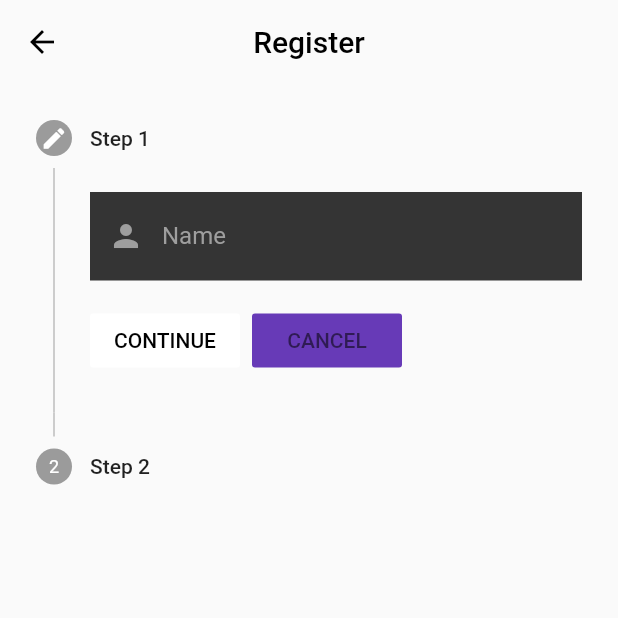
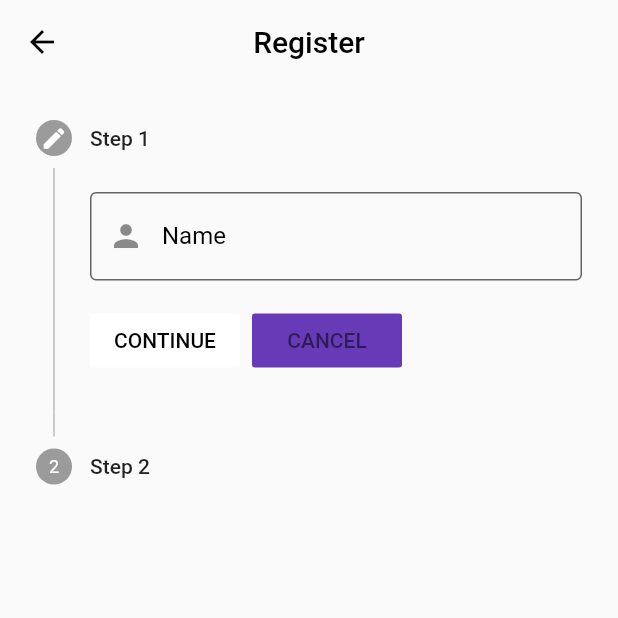
Before and after one commit to JosephLteif/QAProjectFrontEnd, a Flutter app: the SignIn screen opened directly, after a tap on "Login", after a tap on "Sign Up", on a phone screen of 412 x 824 dp, the top half of it. Run offline on Flutter 3.47's test engine with Material 2 defaults, Android fonts, the phone set to English and light mode, and no system bars; our stand-ins replace dio, faker, flutter_signin_button, fluttertoast, shared_preferences; accounts and stored records are empty.

Commit message:
Fixed text fields theme

```diff
--- a/lib/utils/settings_prefs.dart
+++ b/lib/utils/settings_prefs.dart
@@ -6,6 +6,14 @@ import 'material_color.dart';
 class SettingsNotifier extends ChangeNotifier {
   bool isDarkMode = false;
   final darkTheme = ThemeData(
+    inputDecorationTheme: const InputDecorationTheme(
+        filled: true,
+        fillColor: const Color(0xFF343434),
+        iconColor: Colors.grey,
+        labelStyle: TextStyle(
+          color: Colors.grey,
+        )),
+    cardColor: Color(0xFF343434),
     primarySwatch: Colors.grey,
     primaryColor: Colors.black,
     brightness: Brightness.dark,
@@ -25,6 +33,20 @@ class SettingsNotifier extends ChangeNotifier {
   );
 
   final lightTheme = ThemeData(
+      inputDecorationTheme: const InputDecorationTheme(
+          counterStyle: TextStyle(color: Colors.black),
+          border: OutlineInputBorder(
+              borderSide: BorderSide(width: 1, color: Colors.black)),
+          focusedBorder: OutlineInputBorder(
+              borderSide: BorderSide(width: 1, color: Colors.black)),
+          suffixIconColor: Colors.black,
+          filled: true,
+          fillColor: Colors.transparent,
+          iconColor: Colors.black,
+          labelStyle: TextStyle(
+            color: Colors.black,
+          )),
+      cardColor: Colors.grey,
       primaryColorLight: Colors.white,
       primarySwatch: generateMaterialColor(Colors.white),
       primaryColor: const Color.fromRGBO(95, 0, 196, 40),
--- a/lib/views/screens/login.dart
+++ b/lib/views/screens/login.dart
@@ -67,15 +67,8 @@ class _SignIn extends State<SignIn> {
                       cursorHeight: 20,
                       autofocus: false,
                       decoration: const InputDecoration(
-                        filled: true,
-                        fillColor: Color(0xFF343434),
-                        prefixIcon: Icon(Icons.email, color: Colors.grey),
-                        border: InputBorder.none,
+                        prefixIcon: Icon(Icons.email),
                         labelText: 'Email',
-                        labelStyle: TextStyle(color: Colors.grey),
-                        focusedBorder: OutlineInputBorder(
-                          borderSide: BorderSide(width: 1, color: Colors.grey),
-                        ),
                       ),
                     ),
                     const SizedBox(
@@ -85,17 +78,8 @@ class _SignIn extends State<SignIn> {
                       key: const Key("Password"),
                       controller: passwordController,
                       decoration: InputDecoration(
-                          filled: true,
-                          fillColor: const Color(0xFF343434),
                           labelText: 'Password',
-                          border: InputBorder.none,
-                          prefixIcon:
-                              const Icon(Icons.lock, color: Colors.grey),
-                          labelStyle: const TextStyle(color: Colors.grey),
-                          focusedBorder: const OutlineInputBorder(
-                            borderSide:
-                                BorderSide(width: 1, color: Colors.grey),
-                          ),
+                          prefixIcon: const Icon(Icons.lock),
                           suffixIcon: IconButton(
                             icon: _obscureText ? firstIcon : secondIcon,
                             onPressed: () {
--- a/lib/views/screens/signup.dart
+++ b/lib/views/screens/signup.dart
@@ -75,16 +75,8 @@ class _SignUpState extends State<SignUp> {
                         cursorHeight: 20,
                         autofocus: false,
                         decoration: const InputDecoration(
-                          filled: true,
-                          fillColor: Color(0xFF343434),
-                          prefixIcon: Icon(Icons.person, color: Colors.grey),
-                          border: InputBorder.none,
+                          prefixIcon: Icon(Icons.person),
                           labelText: 'Name',
-                          labelStyle: TextStyle(color: Colors.grey),
-                          focusedBorder: OutlineInputBorder(
-                            borderSide:
-                                BorderSide(width: 1, color: Colors.grey),
-                          ),
                         ),
                       ),
                     ),
@@ -104,16 +96,8 @@ class _SignUpState extends State<SignUp> {
                             cursorHeight: 20,
                             autofocus: false,
                             decoration: const InputDecoration(
-                              filled: true,
-                              fillColor: Color(0xFF343434),
                               prefixIcon: Icon(Icons.email, color: Colors.grey),
-                              border: InputBorder.none,
                               labelText: 'Email',
-                              labelStyle: TextStyle(color: Colors.grey),
-                              focusedBorder: OutlineInputBorder(
-                                borderSide:
-                                    BorderSide(width: 1, color: Colors.grey),
-                              ),
                             ),
                           ),
                           SizedBox(
@@ -127,17 +111,8 @@ class _SignUpState extends State<SignUp> {
                             autofocus: false,
                             obscureText: true,
                             decoration: const InputDecoration(
-                              filled: true,
-                              fillColor: Color(0xFF343434),
-                              prefixIcon:
-                                  Icon(Icons.password, color: Colors.grey),
-                              border: InputBorder.none,
+                              prefixIcon: Icon(Icons.password),
                               labelText: 'Password',
-                              labelStyle: TextStyle(color: Colors.grey),
-                              focusedBorder: OutlineInputBorder(
-                                borderSide:
-                                    BorderSide(width: 1, color: Colors.grey),
-                              ),
                             ),
                           ),
                           SizedBox(
--- a/lib/views/screens/widgets/Card.dart
+++ b/lib/views/screens/widgets/Card.dart
@@ -20,7 +20,6 @@ class _CardWidgetState extends State<CardWidget> {
       width: 160,
       child: Card(
         margin: const EdgeInsets.symmetric(horizontal: 8.0),
-        color: const Color(0xFF343434),
         shape: RoundedRectangleBorder(
           borderRadius: BorderRadius.circular(10.0),
         ),
```
